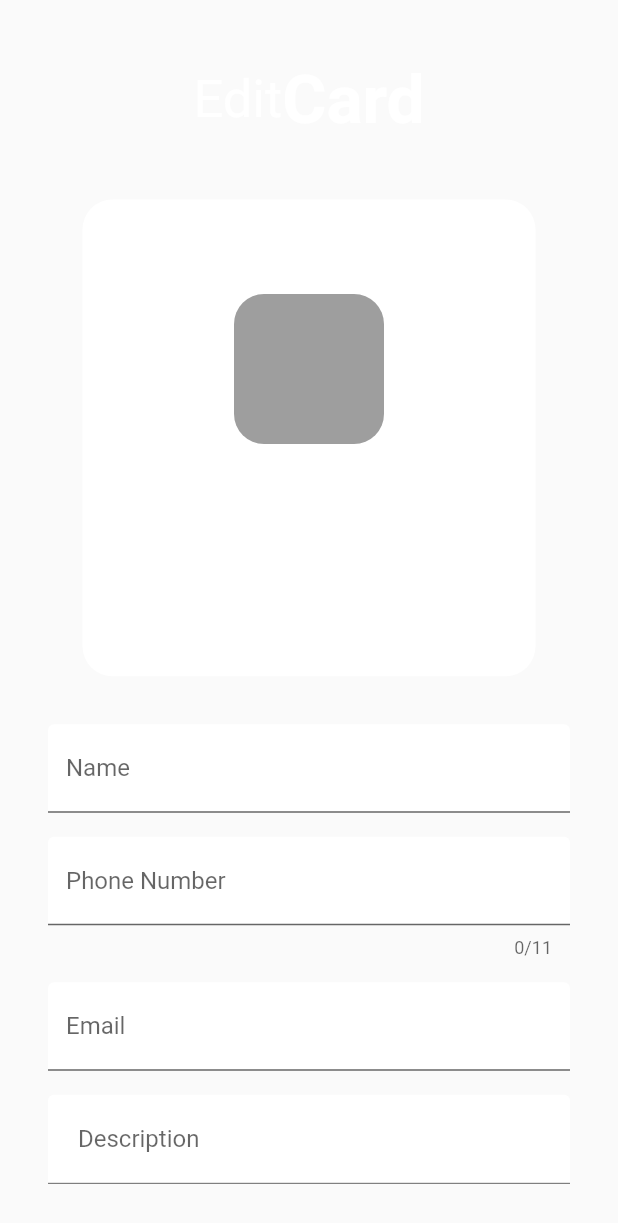
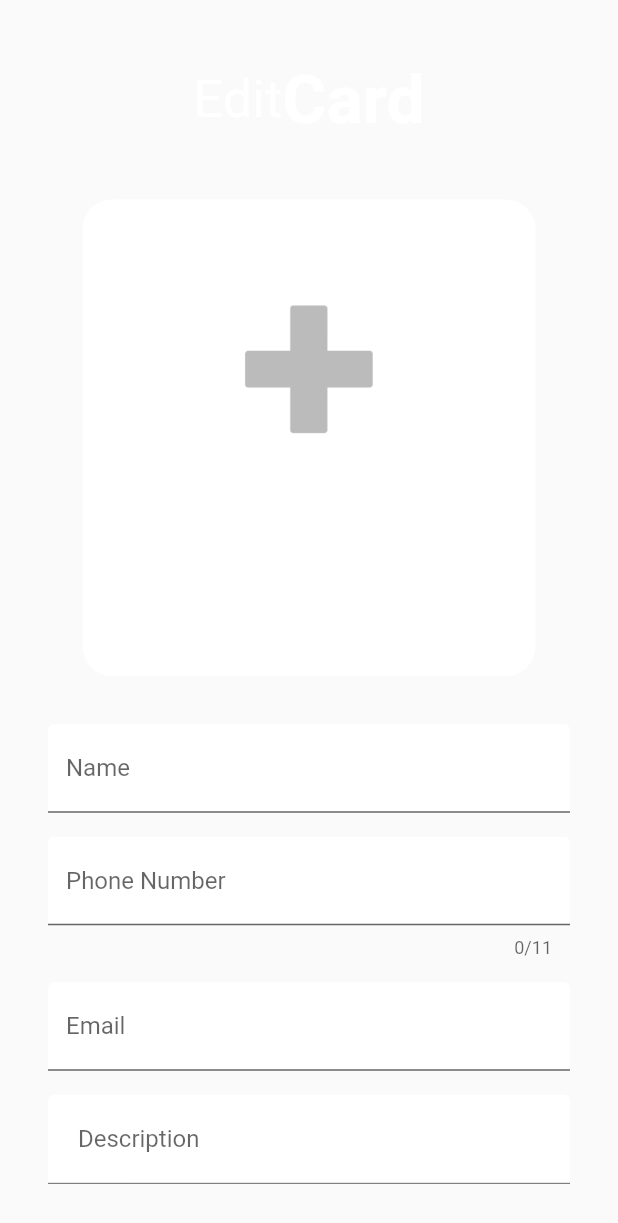
Before and after one commit to FroggoLight/WeCard-CI103-Course-Project, a Flutter app: what editPage() shows on an empty page, opened directly, on a phone screen of 412 x 824 dp. Shown: the top 1223 px of the screen. Run offline on Flutter 3.47's test engine with Material 2 defaults, Android fonts, the light colour scheme and no system bars; network calls fail.

Commit message:
added better placeholder image

```diff
--- a/carde/lib/Elements/BlankCard.dart
+++ b/carde/lib/Elements/BlankCard.dart
@@ -56,13 +56,9 @@ class BlankCard extends StatelessWidget {
                     ),
                     SizedBox(height: 10),
                     Padding(
-                      padding: const EdgeInsets.symmetric(horizontal: 8.0),
-                      child: Container(
-                          width: 100,
-                          height: 100,
-                          decoration: BoxDecoration(
-                              color: Colors.grey,
-                              borderRadius: BorderRadius.circular(20))),
+                      padding: const EdgeInsets.symmetric(horizontal: 30.0),
+                      child: Image.asset("assets/images/pfp_placeholder.png",
+                          width: 100, height: 100, fit: BoxFit.cover),
                     ),
                     SizedBox(height: 10),
                     Text(this.number,
--- a/carde/lib/Pages/editPage.dart
+++ b/carde/lib/Pages/editPage.dart
@@ -34,7 +34,7 @@ class _editPageState extends State<editPage> {
 
   @override
   Widget build(BuildContext context) {
-    return Column(children: [
+    return ListView(children: [
       // Row for top title
       Padding(
         padding: const EdgeInsets.all(40.0),
--- a/carde/pubspec.yaml
+++ b/carde/pubspec.yaml
@@ -63,6 +63,9 @@ flutter:
   #   - images/a_dot_burr.jpeg
   #   - images/a_dot_ham.jpeg
 
+  assets:
+    - assets/images/
+
   # An image asset can refer to one or more resolution-specific "variants", see
   # https://flutter.dev/assets-and-images/#resolution-aware
 
```
Also changed, not shown: carde/assets/images/pfp_placeholder.png (added).
